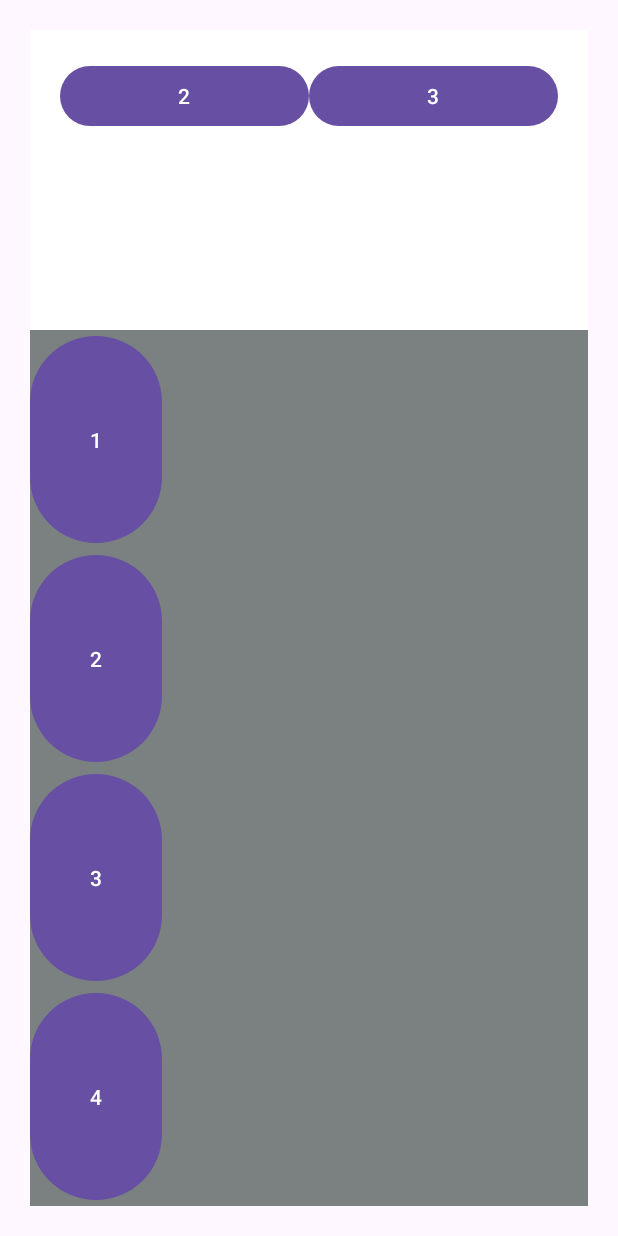
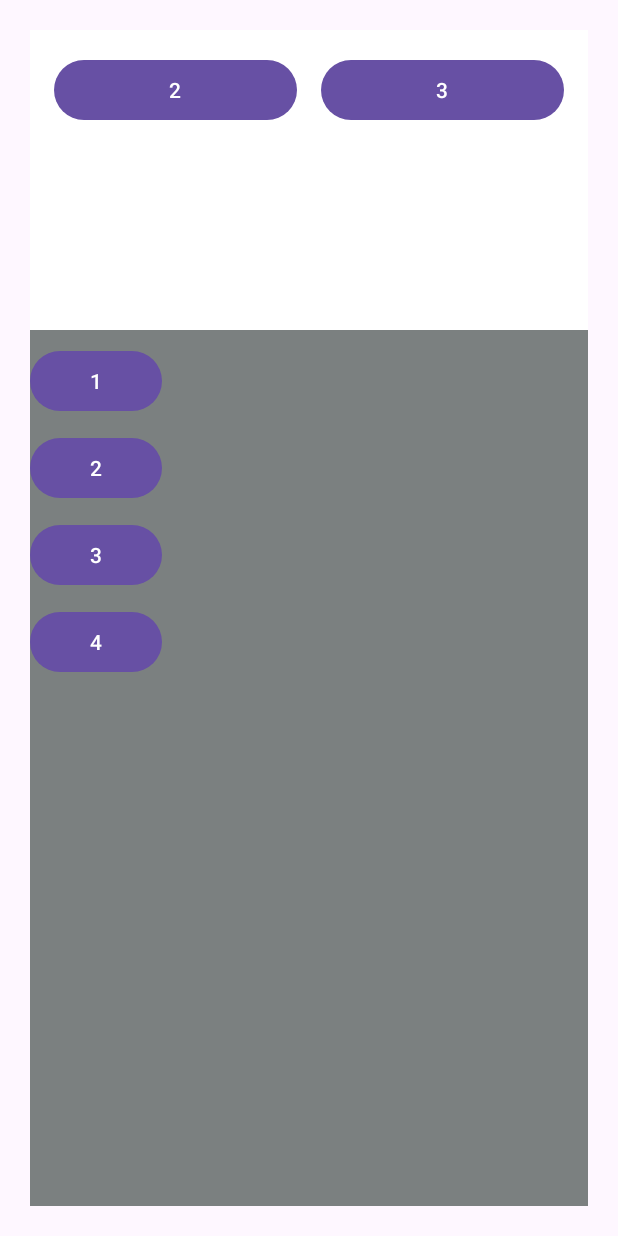
Before and after one commit to marufkhan09/layoutApp, an Android app: the screen it shows after launch (MainActivity), on a phone screen of 412 x 824 dp. Run offline under Robolectric (Android 15) with nearby library versions, the phone set to English and light mode, and no system bars.

Commit message:
padding issue

```diff
--- a/app/src/main/res/layout/activity_main.xml
+++ b/app/src/main/res/layout/activity_main.xml
@@ -5,23 +5,27 @@
     android:id="@+id/main"
     android:layout_width="match_parent"
     android:layout_height="match_parent"
+    android:layout_margin="20dp"
     android:background="#7b8080"
+    android:baselineAligned="false"
+    android:clipToPadding="false"
     android:orientation="vertical"
-    android:layout_margin="20dp"
     android:padding="20dp"
     tools:context=".MainActivity">
 
     <LinearLayout
+        android:layout_width="match_parent"
+        android:layout_height="200dp"
         android:background="@color/white"
-        android:layout_width="match_parent"
-        android:padding="20dp"
-        android:layout_height="200dp">
 
+        android:padding="16dp">
 
         <Button
             android:id="@+id/button1"
             android:layout_width="wrap_content"
             android:layout_height="wrap_content"
+
+            android:layout_marginEnd="16dp"
             android:layout_weight="1"
             android:text="2" />
 
@@ -29,38 +33,41 @@
             android:id="@+id/button2"
             android:layout_width="wrap_content"
             android:layout_height="wrap_content"
+
             android:layout_weight="1"
             android:text="3" />
 
     </LinearLayout>
 
-
-
     <Button
         android:id="@+id/button5"
         android:layout_width="wrap_content"
         android:layout_height="wrap_content"
-        android:layout_weight="1"
+
+        android:layout_marginTop="10dp"
         android:text="1" />
 
     <Button
         android:id="@+id/button6"
         android:layout_width="wrap_content"
         android:layout_height="wrap_content"
-        android:layout_weight="1"
+
+        android:layout_marginTop="10dp"
         android:text="2" />
 
     <Button
         android:id="@+id/button7"
         android:layout_width="wrap_content"
         android:layout_height="wrap_content"
-        android:layout_weight="1"
+
+        android:layout_marginTop="10dp"
         android:text="3" />
 
     <Button
         android:id="@+id/button8"
         android:layout_width="wrap_content"
         android:layout_height="wrap_content"
-        android:layout_weight="1"
+
+        android:layout_marginTop="10dp"
         android:text="4" />
 </LinearLayout>
--- a/gradle/libs.versions.toml
+++ b/gradle/libs.versions.toml
@@ -1,5 +1,5 @@
 [versions]
-agp = "8.5.1"
+agp = "8.7.2"
 junit = "4.13.2"
 junitVersion = "1.2.1"
 espressoCore = "3.6.1"
```
Also changed, not shown: gradle/wrapper/gradle-wrapper.properties.
